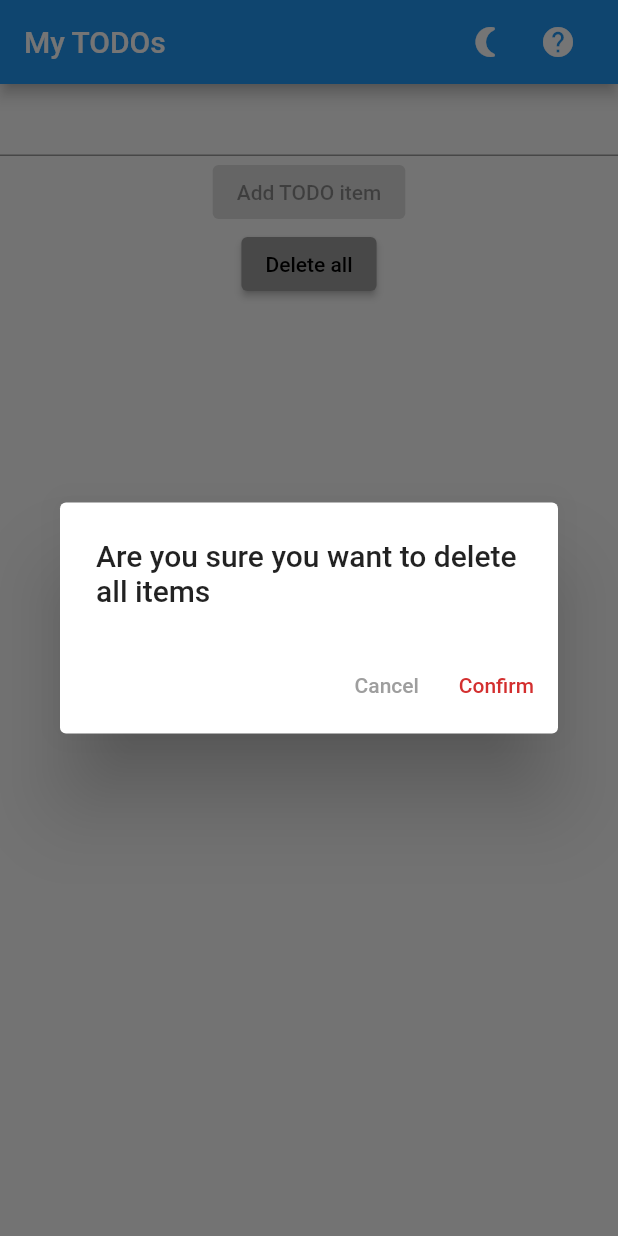
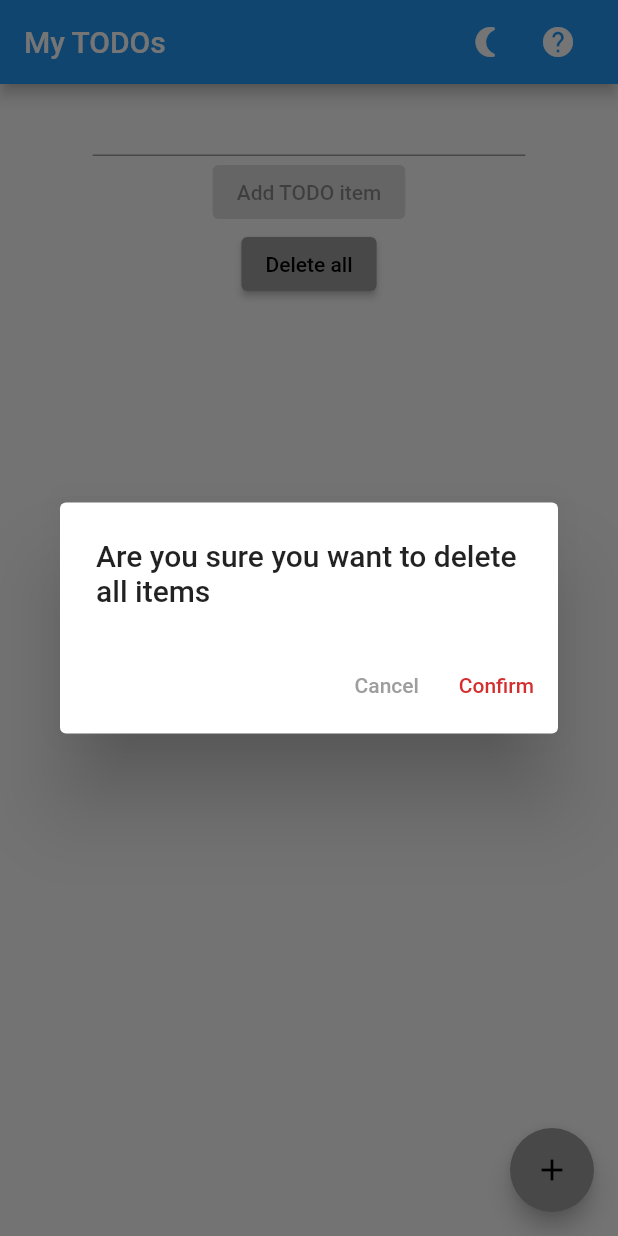
Before and after one commit to vtomic85/OpenITTODOApplication, a Flutter app: the screen it shows after launch, after a tap on "Delete all", on a phone screen of 412 x 824 dp. Run offline on Flutter 3.47's test engine with Material 2 defaults, Android fonts, the phone set to English and light mode, and no system bars; our stand-ins replace rxdart, sembast, shared_preferences.

Commit message:
extract new todo widget add new todo widget to dialog add fab

```diff
--- a/lib/app/home/home_screen.dart
+++ b/lib/app/home/home_screen.dart
@@ -2,6 +2,7 @@ import 'package:flutter/material.dart';
 import 'package:provider/provider.dart';
 import 'package:todo_tracker/app/home/home_view_model.dart';
 import 'package:todo_tracker/app/home/widgets/confirmation_dialog.dart';
+import 'package:todo_tracker/app/home/widgets/new_todo.dart';
 import 'package:todo_tracker/app/home/widgets/todo_item.dart';
 import 'package:todo_tracker/theme/theme_view_model.dart';
 
@@ -38,21 +39,7 @@ class HomeScreen extends StatelessWidget {
       body: SafeArea(
         child: Column(
           children: [
-            Consumer<HomeViewModel>(
-              builder: (context, viewModel, child) =>
-                  TextField(controller: viewModel.newTodoController),
-            ),
-            Consumer<HomeViewModel>(
-              builder: (context, viewModel, child) => ElevatedButton(
-                onPressed: viewModel.newTodoController.text.isEmpty
-                    ? null
-                    : () {
-                        viewModel.insertItem(viewModel.newTodoController.text);
-                        viewModel.newTodoController.text = '';
-                      },
-                child: Text('Add TODO item'),
-              ),
-            ),
+            NewTodo(),
             Consumer<HomeViewModel>(
               builder: (context, viewModel, child) => ElevatedButton(
                 onPressed: () {
@@ -60,8 +47,7 @@ class HomeScreen extends StatelessWidget {
                     title: 'Are you sure you want to delete all items',
                     onConfirm: viewModel.deleteAllItems,
                     context: context,
-                    confirmationButtonStyle:
-                        TextStyle(color: Theme.of(context).errorColor),
+                    confirmationButtonStyle: TextStyle(color: Theme.of(context).errorColor),
                   );
                 },
                 child: Text(
@@ -74,9 +60,7 @@ class HomeScreen extends StatelessWidget {
                 builder: (context, viewModel, child) => ListView.builder(
                   itemCount: viewModel.todoItems.length,
                   itemBuilder: (context, index) {
-                    return Padding(
-                        padding: const EdgeInsets.fromLTRB(0, 1.0, 0, 0),
-                        child: TodoItem(index));
+                    return Padding(padding: const EdgeInsets.fromLTRB(0, 1.0, 0, 0), child: TodoItem(index));
                   },
                 ),
               ),
@@ -84,6 +68,12 @@ class HomeScreen extends StatelessWidget {
           ],
         ),
       ),
+      floatingActionButton: FloatingActionButton(
+        onPressed: () {
+          showConfirmationDialog(title: 'New TODO', onConfirm: () {}, context: context, content: NewTodo());
+        },
+        child: const Icon(Icons.add),
+      ),
     );
   }
 }
--- a/lib/app/home/widgets/confirmation_dialog.dart
+++ b/lib/app/home/widgets/confirmation_dialog.dart
@@ -4,6 +4,7 @@ showConfirmationDialog(
     {required String title,
     required Function onConfirm,
     required BuildContext context,
+    Widget? content,
     TextStyle? confirmationButtonStyle}) {
   showDialog(
     context: context,
@@ -12,6 +13,7 @@ showConfirmationDialog(
         title: new Text(
           title,
         ),
+        content: content,
         actions: <Widget>[
           new TextButton(
             onPressed: () => Navigator.of(context).pop(),
@@ -26,8 +28,7 @@ showConfirmationDialog(
             },
             child: new Text(
               'Confirm',
-              style: confirmationButtonStyle ??
-                  TextStyle(color: Theme.of(context).primaryColor),
+              style: confirmationButtonStyle ?? TextStyle(color: Theme.of(context).primaryColor),
             ),
           ),
         ],
--- /dev/null
+++ b/lib/app/home/widgets/new_todo.dart
@@ -0,0 +1,29 @@
+import 'package:flutter/material.dart';
+import 'package:flutter/rendering.dart';
+import 'package:provider/provider.dart';
+import 'package:todo_tracker/app/home/home_view_model.dart';
+
+class NewTodo extends StatelessWidget {
+  const NewTodo({Key? key}) : super(key: key);
+
+  @override
+  Widget build(BuildContext context) {
+    return FractionallySizedBox(
+      widthFactor: 0.7,
+      child: Consumer<HomeViewModel>(builder: (context, viewModel, child) {
+        return Column(mainAxisSize: MainAxisSize.min, children: [
+          TextField(controller: viewModel.newTodoController),
+          ElevatedButton(
+            onPressed: viewModel.newTodoController.text.isEmpty
+                ? null
+                : () {
+                    viewModel.insertItem(viewModel.newTodoController.text);
+                    viewModel.newTodoController.text = '';
+                  },
+            child: Text('Add TODO item'),
+          ),
+        ]);
+      }),
+    );
+  }
+}
```
